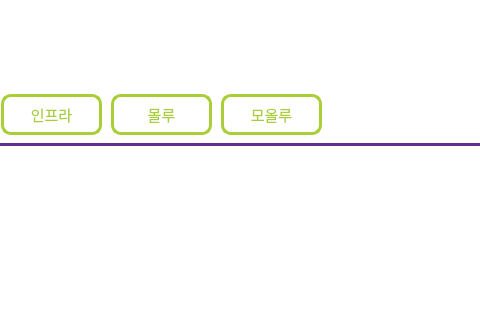
This is ui/ui_file/CU_data.ui in HYEHEY/commercial_area_analysis as Qt 5 draws it before an edit; both pictures show x 155 to 635 and y 0 to 320 of the 850 by 610 pixel window. The edited form follows.
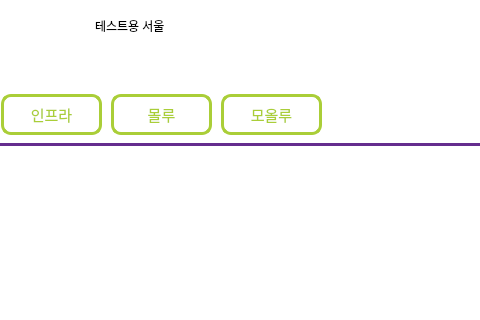
This is the edited form.

Diff of the .ui file:
```diff
--- a/ui/ui_file/CU_data.ui
+++ b/ui/ui_file/CU_data.ui
@@ -245,6 +245,19 @@
      </property>
     </widget>
    </widget>
+   <widget class="QLabel" name="label">
+    <property name="geometry">
+     <rect>
+      <x>250</x>
+      <y>10</y>
+      <width>291</width>
+      <height>31</height>
+     </rect>
+    </property>
+    <property name="text">
+     <string>테스트용 서울</string>
+    </property>
+   </widget>
   </widget>
  </widget>
  <resources/>
```
